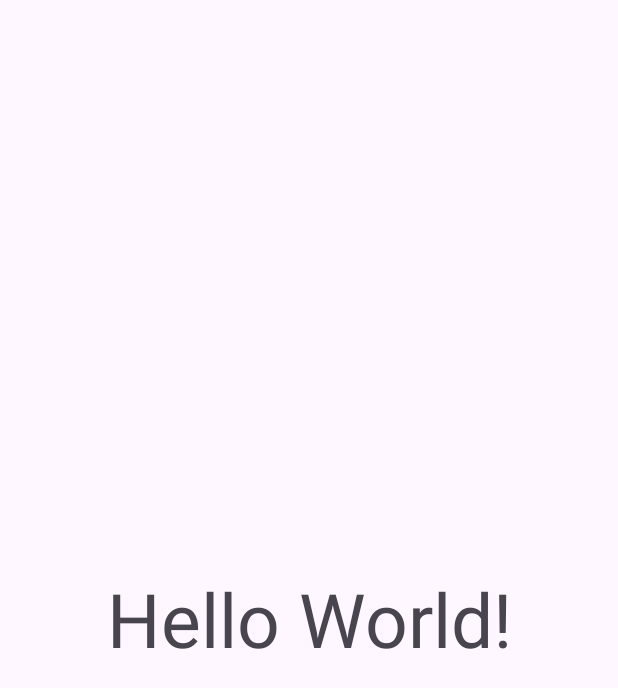
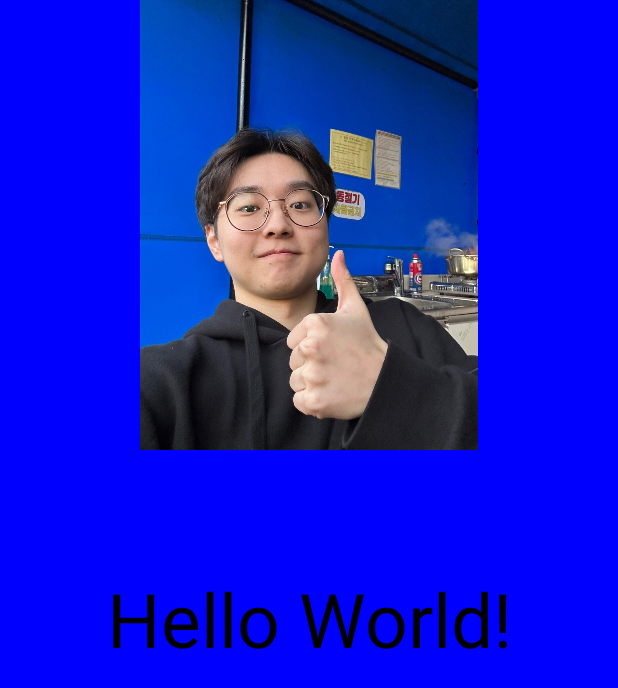
Before and after one commit to Ryosu7/test_project, an Android app: the layout activity_main.xml on its own in the app's theme, with its tools: preview values and no code run, on a phone screen of 412 x 824 dp. Shown: the top 688 px of the screen. Run offline under Robolectric (Android 15) with nearby library versions, the phone set to English and light mode, and no system bars.

Commit message:
Image, view
Image 추가
view background color 추가
gitignore 추가

```diff
--- a/app/src/main/java/com/example/test_project/MainActivity.kt
+++ b/app/src/main/java/com/example/test_project/MainActivity.kt
@@ -7,10 +7,11 @@ import com.example.test_project.databinding.ActivityMainBinding
 
 class MainActivity : AppCompatActivity() {
     private lateinit var binding : ActivityMainBinding
+
     override fun onCreate(savedInstanceState: Bundle?) {
         super.onCreate(savedInstanceState)
         binding = DataBindingUtil.setContentView(this, R.layout.activity_main)
+        binding.dataBindingEx.text = "따봉"
 
-        binding.dataBindingEx.text = "바뀐 텍스트"
     }
 }
--- a/app/src/main/res/layout/activity_main.xml
+++ b/app/src/main/res/layout/activity_main.xml
@@ -9,9 +9,18 @@
     android:layout_height="match_parent"
     tools:context=".MainActivity">
 
+    <LinearLayout
+        android:id="@+id/page"
+        android:layout_width="match_parent"
+        android:layout_height="match_parent"
+        android:orientation="horizontal"
+        android:background="#0000FF"
+        />
+
     <TextView
         android:id="@+id/dataBindingEx"
         android:textSize="50sp"
+        android:textColor="@color/black"
         android:layout_width="wrap_content"
         android:layout_height="wrap_content"
         android:text="Hello World!"
@@ -20,5 +29,14 @@
         app:layout_constraintStart_toStartOf="parent"
         app:layout_constraintTop_toTopOf="parent" />
 
+    <ImageView
+        android:id="@+id/imageView"
+        android:layout_width="match_parent"
+        android:layout_height="300dp"
+        app:srcCompat="@drawable/yoon"
+        tools:ignore="MissingConstraints"
+        tools:layout_editor_absoluteX="match_parent"
+        tools:layout_editor_absoluteY="match_parent" />
+
 </androidx.constraintlayout.widget.ConstraintLayout>
 </layout>
```
Also changed, not shown: app/src/main/res/drawable/maple.jpg (added), app/src/main/res/drawable/yoon.jpg (added), 1 other file.
